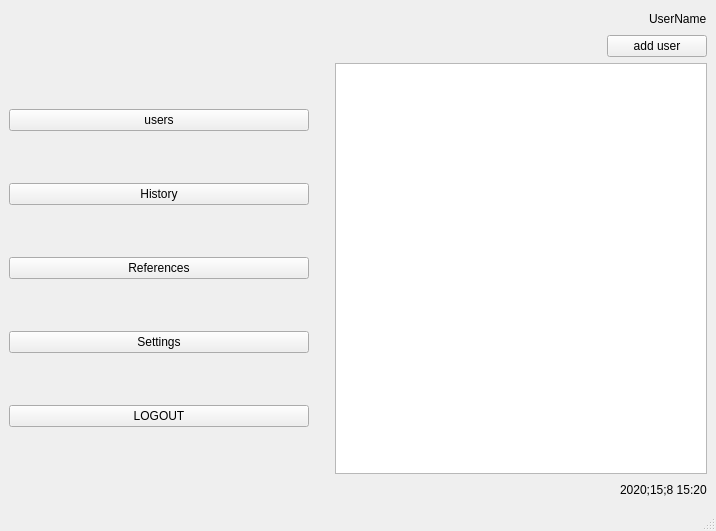
Before: the Qt Designer form ui/admin.ui in HamzaMPSY/qt_app_mts, drawn with Qt 5.
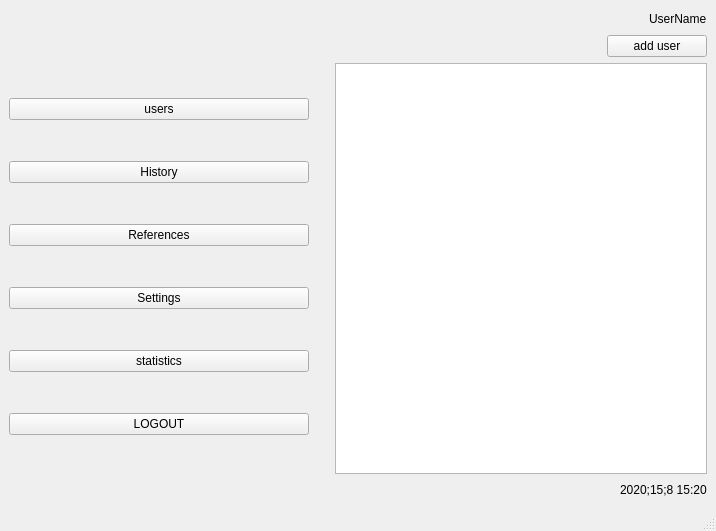
After: the same form once the commit is applied.

```diff
--- a/ui/admin.ui
+++ b/ui/admin.ui
@@ -143,6 +143,13 @@
           </property>
          </widget>
         </item>
+        <item>
+         <widget class="QPushButton" name="stats">
+          <property name="text">
+           <string>statistics</string>
+          </property>
+         </widget>
+        </item>
         <item>
          <widget class="QPushButton" name="btnlogout">
           <property name="text">
```
Left out of the diff: 3 changed lines with no effect on the pictures.
